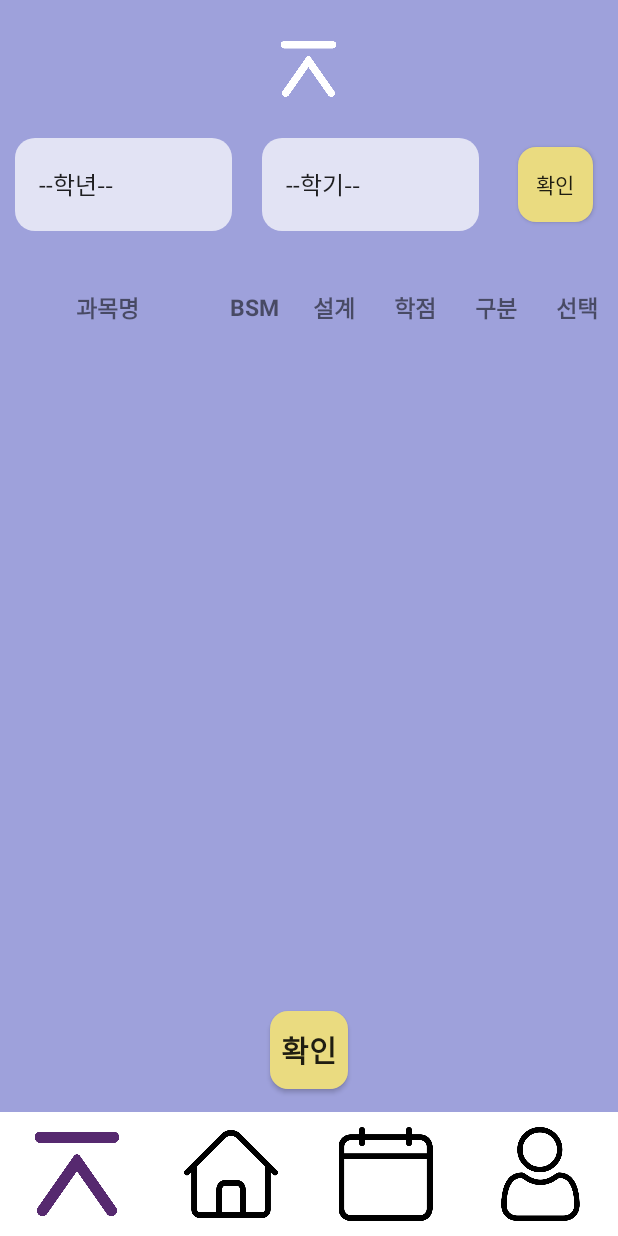
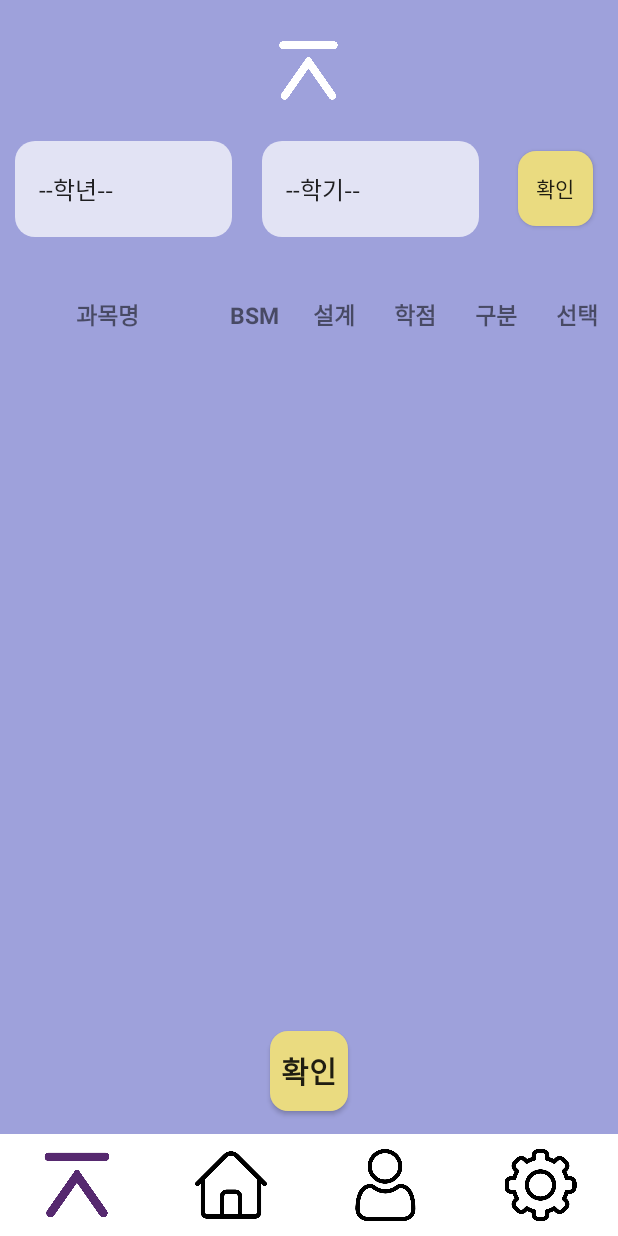
Before and after one commit to ekdud0529/DoYouWantToGraduate, an Android app: the SubjectListActivity screen opened directly, with no data from a screen before it, on a phone screen of 412 x 824 dp. Run offline under Robolectric (Android 15) with nearby library versions, the phone set to English and light mode, and no system bars; libraries missing offline, so code that uses them is left out: org.apache.poi.

Commit message:
디자인

```diff
--- a/app/src/main/java/com/test/doyouwanttograduate/SubjectListActivity.kt
+++ b/app/src/main/java/com/test/doyouwanttograduate/SubjectListActivity.kt
@@ -13,7 +13,8 @@ import kotlinx.android.synthetic.main.activity_subject_list.g_s_complete
 import kotlinx.android.synthetic.main.activity_subject_list.grade_sel
 import kotlinx.android.synthetic.main.activity_subject_list.home_bnt
 import kotlinx.android.synthetic.main.activity_subject_list.semester_sel
-import kotlinx.android.synthetic.main.activity_subject_list.timet_bnt
+import kotlinx.android.synthetic.main.activity_subject_list.set_bnt
+import kotlinx.android.synthetic.main.credit_management.*
 import kotlinx.android.synthetic.main.list_item.*
 import kotlinx.android.synthetic.main.timetable11.*
 import org.apache.poi.hssf.usermodel.HSSFCell
@@ -303,14 +304,15 @@ class SubjectListActivity : AppCompatActivity() {
             startActivity(intent_hbnt)
         }
 
-        timet_bnt.setOnClickListener {
-            val intent_tbnt = Intent(this@SubjectListActivity, MainActivity::class.java)
-            startActivity(intent_tbnt)
-        }
-
         fin_bnt.setOnClickListener {
             val intent_fbnt = Intent(this@SubjectListActivity, activity_mng::class.java)
             startActivity(intent_fbnt)
+        }
+
+        set_bnt.setOnClickListener {
+            val intent_setbnt = Intent(this@activity_mng, activity_setting::class.java)
+            startActivity(intent_setbnt)
+            overridePendingTransition(0, 0)
         }
 
     }
--- a/app/src/main/res/layout/activity_subject_list.xml
+++ b/app/src/main/res/layout/activity_subject_list.xml
@@ -268,7 +268,7 @@
         android:id="@+id/menuBox"
         android:layout_width="match_parent"
         android:layout_height="0dp"
-        android:layout_weight="0.1"
+        android:layout_weight="0.08"
         android:background="#FFFFFF">
 
         <LinearLayout
@@ -298,17 +298,6 @@
                 android:scaleType="fitCenter"/>
 
             <ImageButton
-                android:id="@+id/timet_bnt"
-                android:layout_weight="1"
-                android:layout_width="0dp"
-                android:layout_height="match_parent"
-                android:layout_margin="10dp"
-                android:src="@drawable/calendar"
-                android:background="#FFFFFF"
-                android:adjustViewBounds="true"
-                android:scaleType="fitCenter"/>
-
-            <ImageButton
                 android:id="@+id/fin_bnt"
                 android:layout_weight="1"
                 android:layout_width="0dp"
@@ -319,6 +308,17 @@
                 android:adjustViewBounds="true"
                 android:scaleType="fitCenter"/>
 
+            <ImageButton
+                android:id="@+id/set_bnt"
+                android:layout_width="0dp"
+                android:layout_height="match_parent"
+                android:layout_margin="10dp"
+                android:layout_weight="1"
+                android:adjustViewBounds="true"
+                android:background="#FFFFFF"
+                android:scaleType="fitCenter"
+                android:src="@drawable/setting" />
+
         </LinearLayout>
 
     </RelativeLayout>
--- a/app/src/main/res/layout/timetable11.xml
+++ b/app/src/main/res/layout/timetable11.xml
@@ -332,7 +332,7 @@
         android:id="@+id/menuBox"
         android:layout_width="match_parent"
         android:layout_height="0dp"
-        android:layout_weight="0.08"
+        android:layout_weight="0.09"
         android:background="#FFFFFF">
 
         <LinearLayout
```
